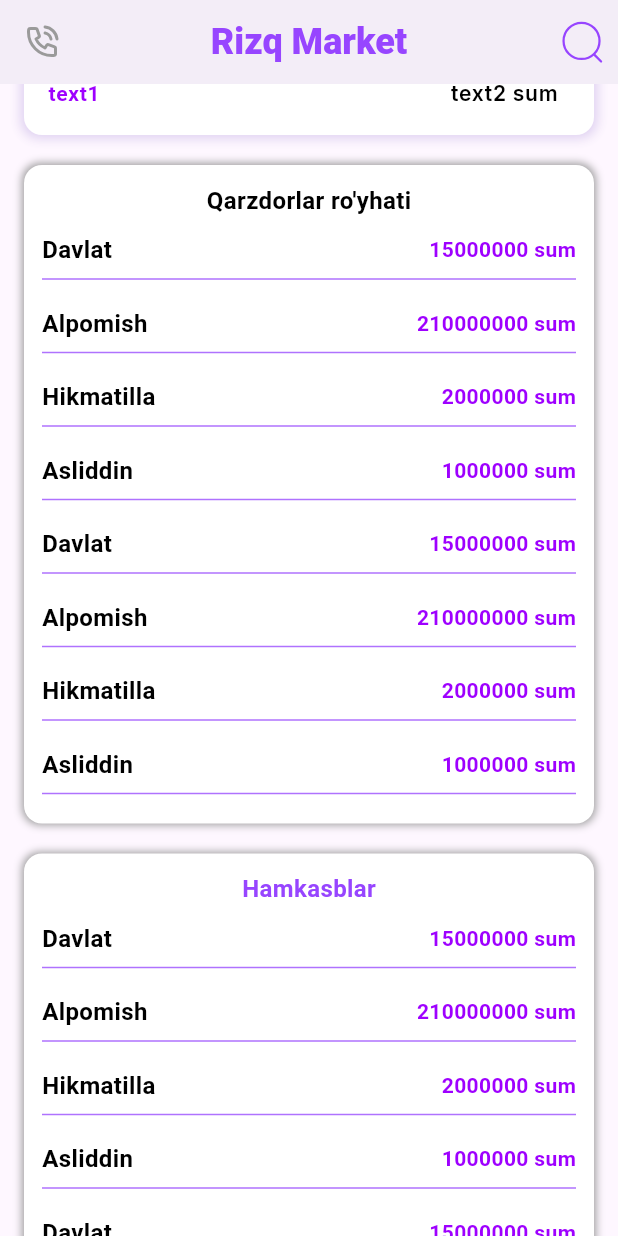
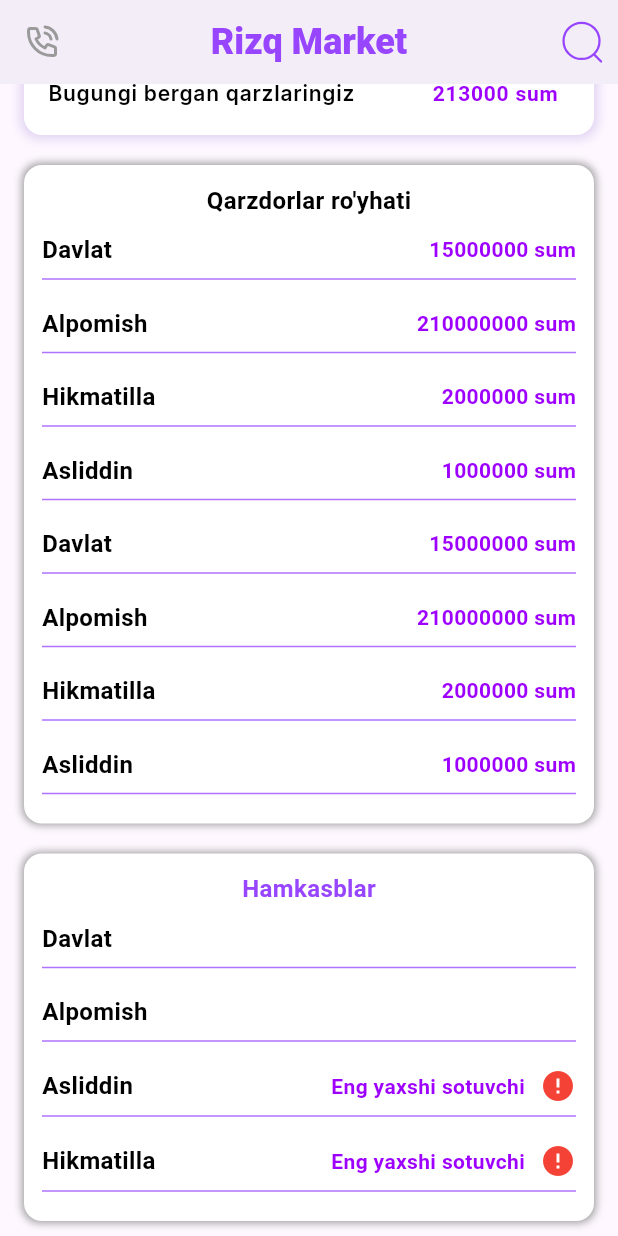
Before and after one commit to tillocoder/barcodebek, a Flutter app: the HomePage screen opened directly, scrolled down 118 dp, on a phone screen of 412 x 824 dp. Run offline on Flutter 3.47's test engine with Material 3 defaults, Android fonts, the phone set to English and light mode, and no system bars; our stand-ins replace firebase_core, flutter_riverpod, flutter_svg, gap, go_router, google_fonts and 3 more; missing offline and left inert: graphic, mobile_scanner; accounts and stored records are empty; Roboto replaces fonts that are missing (Signika); project files that could hold a hidden picture were left out.

Commit message:
qolgan o'zgarishlar davlatga

```diff
--- a/lib/src/features/home/view/pages/home_Page.dart
+++ b/lib/src/features/home/view/pages/home_Page.dart
@@ -1,6 +1,5 @@
 import 'dart:async';
 import 'dart:math';
-
 import 'package:barcodbek/src/core/componets/w_gap.dart';
 import 'package:barcodbek/src/core/style/app_icons.dart';
 import 'package:barcodbek/src/core/style/text_style.dart';
@@ -8,9 +7,8 @@ import 'package:barcodbek/src/features/home/view/widgets/best_vendor.dart';
 import 'package:barcodbek/src/features/home/view/widgets/performance.dart';
 import 'package:barcodbek/src/features/home/view/widgets/w_card.dart';
 import 'package:barcodbek/src/features/home/view/widgets/data.dart';
-import 'package:flutter/cupertino.dart';
+import 'package:barcodbek/src/features/home/view/widgets/w_card_2.dart';
 import 'package:flutter/material.dart';
-import 'package:flutter/widgets.dart';
 import 'package:gap/gap.dart';
 import 'package:graphic/graphic.dart';
 
@@ -19,39 +17,22 @@ import '../widgets/w_card_1.dart';
 ///Important Informations
 String marketName = 'Rizq Market';
 bool userT = true;
+List<Map> hList = [
+  {'name': 'Davlat', 'degree': null},
+  {'name': 'Alpomish', 'degree': null},
+  {'name': 'Asliddin', 'degree': 'Eng yaxshi sotuvchi'},
+  {'name': 'Hikmatilla', 'degree': 'Eng yaxshi sotuvchi'},
+];
+
 List<Map> list = [
-  {
-    'name': 'Davlat',
-    'amount': '15000000',
-  },
-  {
-    'name': 'Alpomish',
-    'amount': '210000000',
-  },
-  {
-    'name': 'Hikmatilla',
-    'amount': '2000000',
-  },
-  {
-    'name': 'Asliddin',
-    'amount': '1000000',
-  },
-  {
-    'name': 'Davlat',
-    'amount': '15000000',
-  },
-  {
-    'name': 'Alpomish',
-    'amount': '210000000',
-  },
-  {
-    'name': 'Hikmatilla',
-    'amount': '2000000',
-  },
-  {
-    'name': 'Asliddin',
-    'amount': '1000000',
-  }
+  {'name': 'Davlat', 'amount': '15000000'},
+  {'name': 'Alpomish', 'amount': '210000000'},
+  {'name': 'Hikmatilla', 'amount': '2000000'},
+  {'name': 'Asliddin', 'amount': '1000000'},
+  {'name': 'Davlat', 'amount': '15000000'},
+  {'name': 'Alpomish', 'amount': '210000000'},
+  {'name': 'Hikmatilla', 'amount': '2000000'},
+  {'name': 'Asliddin', 'amount': '1000000'}
 ];
 
 class HomePage extends StatefulWidget {
@@ -89,11 +70,11 @@ class HomePageState extends State<HomePage> {
 
   @override
   Widget build(BuildContext context) {
+
     return !userT
         ? Scaffold(
             appBar: AppBar(
               elevation: 0,
-              toolbarHeight: 40,
               scrolledUnderElevation: 0,
               leading: IconButton(
                 onPressed: () {},
@@ -153,8 +134,8 @@ class HomePageState extends State<HomePage> {
                         height: 300,
                         child: Chart(
                           rebuild: rebuild,
-                          data: tradeWeekData,
-                          variables: {
+
+4                          variables: {
                             'name': Variable(
                               accessor: (Map map) => map['name'] as String,
                             ),
@@ -171,7 +152,9 @@ class HomePageState extends State<HomePage> {
                               shape: ShapeEncode(
                                   value: RectShape(
                                 borderRadius:
-                                    const BorderRadius.all(Radius.circular(10)),
+                                    const BorderRadius.all(Radius.circular(
+                                        // MediaQuery.of(context).size.
+                                        12)),
                               )),
                               color: ColorEncode(
                                   variable: 'name', values: Defaults.colors10),
@@ -315,12 +298,15 @@ class HomePageState extends State<HomePage> {
                     WGap.gap20,
                     Padding(
                       padding: const EdgeInsets.symmetric(horizontal: 16),
-                      child: WCard(text1: 'text1', text2: 'text2'),
+                      child: WCard2(
+                          text1: 'Bugungi savdoyingiz', text2: '8000000'),
                     ),
                     WGap.gap20,
                     Padding(
                       padding: const EdgeInsets.symmetric(horizontal: 16),
-                      child: WCard(text1: 'text1', text2: 'text2'),
+                      child: WCard2(
+                          text1: 'Bugungi bergan qarzlaringiz',
+                          text2: '213000'),
                     ),
                     WGap.gap20,
                     Padding(
@@ -340,8 +326,13 @@ class HomePageState extends State<HomePage> {
                             padding: const EdgeInsets.all(12),
                             child: Column(
                               children: [
-                                Text('Qarzdorlar ro\'yhati',style: AppTextStyle.textStyle4,),
-                                ListView.builder(physics:const NeverScrollableScrollPhysics(),
+                                Text(
+                                  'Qarzdorlar ro\'yhati',
+                                  style: AppTextStyle.textStyle4,
+                                ),
+                                ListView.builder(
+                                    physics:
+                                        const NeverScrollableScrollPhysics(),
                                     itemCount: list.length,
                                     shrinkWrap: true,
                                     itemBuilder: (context, index) =>
@@ -351,7 +342,8 @@ class HomePageState extends State<HomePage> {
                           ),
                         ),
                       ),
-                    ),WGap.gap20,
+                    ),
+                    WGap.gap20,
                     Padding(
                       padding: const EdgeInsets.symmetric(horizontal: 16),
                       child: SizedBox(
@@ -369,18 +361,24 @@ class HomePageState extends State<HomePage> {
                             padding: const EdgeInsets.all(12),
                             child: Column(
                               children: [
-                                Text('Hamkasblar',style: AppTextStyle.textStyle4_,),
-                                ListView.builder(physics:const NeverScrollableScrollPhysics(),
-                                    itemCount: list.length,
+                                Text(
+                                  'Hamkasblar',
+                                  style: AppTextStyle.textStyle4_,
+                                ),
+                                ListView.builder(
+                                    physics:
+                                        const NeverScrollableScrollPhysics(),
+                                    itemCount: hList.length,
                                     shrinkWrap: true,
                                     itemBuilder: (context, index) =>
-                                        hehe(list[index])),
+                                        haha(hList[index])),
                               ],
                             ),
                           ),
                         ),
                       ),
-                    ),WGap.gap10,
+                    ),
+                    WGap.gap10,
                   ],
                 ),
               ),
--- a/lib/src/features/home/view/widgets/performance.dart
+++ b/lib/src/features/home/view/widgets/performance.dart
@@ -58,3 +58,29 @@ SizedBox hehe(Map map) {
     ),
   );
 }
+
+SizedBox haha(Map map) {
+  return  SizedBox(
+    child: Column(
+      children: [
+        WGap.gap10,
+        Row(
+          mainAxisAlignment: MainAxisAlignment.spaceBetween,
+          children: [
+            Text(map['name'] ,style: AppTextStyle.textStyle4,),
+            Row(mainAxisSize:MainAxisSize.min,
+              children: [
+                Text(map['degree']??'',style: AppTextStyle.textStyle11a,),
+                WGap.gap10,
+                map['degree']==null?const SizedBox.shrink():const Icon(Icons.error,color: Colors.red,)
+              ],
+            ),
+          ],
+        ),
+        const  Divider(
+          color: Color(0xFFAF72FE),
+        )
+      ],
+    ),
+  );
+}
--- /dev/null
+++ b/lib/src/features/home/view/widgets/w_card_2.dart
@@ -0,0 +1,36 @@
+import 'package:barcodbek/src/core/style/text_style.dart';
+import 'package:flutter/material.dart';
+
+class WCard2 extends StatelessWidget {
+  String text1;
+  String text2;
+  WCard2({super.key,required this.text1,required this.text2});
+
+  @override
+  Widget build(BuildContext context) {
+    return  SizedBox(
+      child: DecoratedBox(
+        decoration: BoxDecoration(
+          color: Colors.white,
+          borderRadius: BorderRadius.circular(12),
+          boxShadow: const [
+            BoxShadow(
+                spreadRadius: 2,
+                blurRadius: 6,
+                color: Color(0xFFECECEC)),
+            BoxShadow(
+              spreadRadius: 2,
+              blurRadius: 6,
+              color: Color(0x50C293FF),
+            )
+          ],
+
+        ),
+        child: ListTile(
+          leading: Text(text1,style: AppTextStyle.textStyle11n,),
+          trailing: Text('$text2 sum',style: AppTextStyle.textStyle11a,),
+        ),
+      ),
+    );
+  }
+}
```
